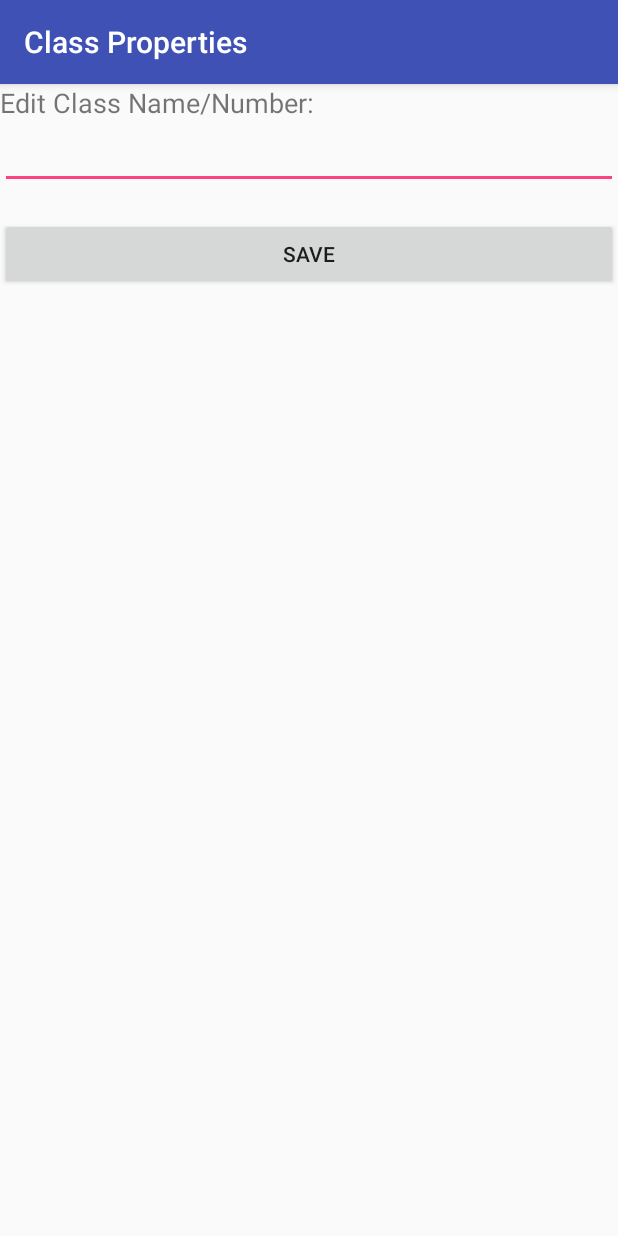
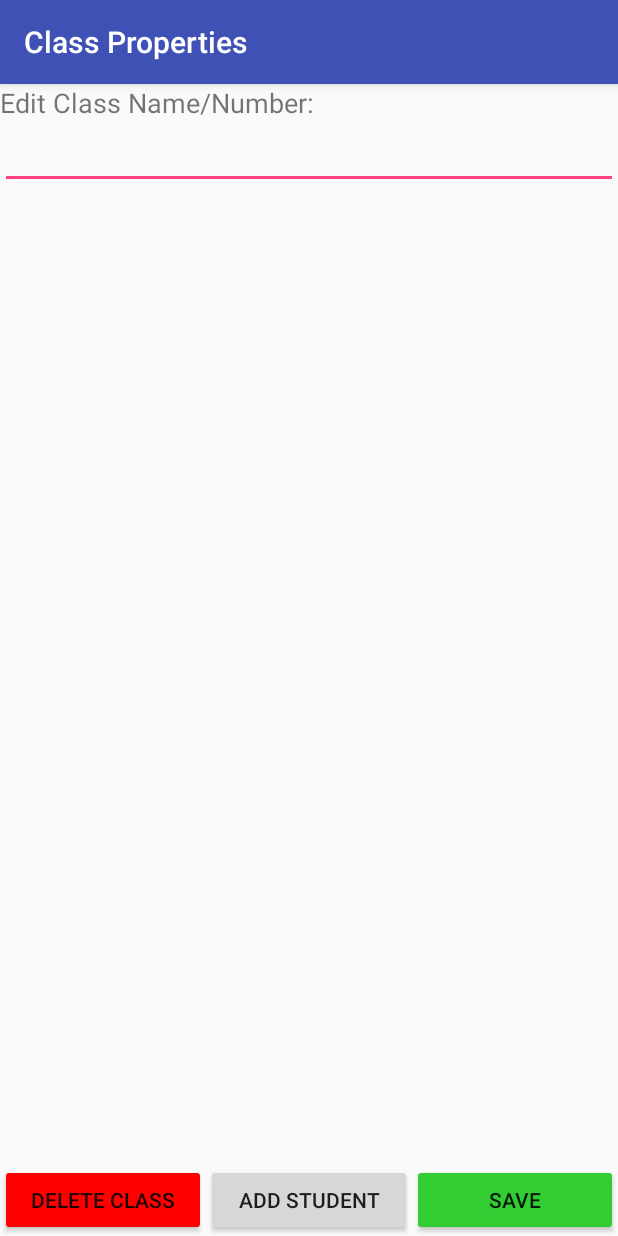
Before and after one commit to eyee19/yee_assignment3, an Android app: the classProperties screen opened directly, with no data from a screen before it, on a phone screen of 412 x 824 dp. Run offline under Robolectric (Android 15) with nearby library versions, the phone set to English and light mode, and no system bars.

```diff
--- a/app/src/main/java/com/example/everett/yee_assignment3/addStudent.java
+++ b/app/src/main/java/com/example/everett/yee_assignment3/addStudent.java
@@ -69,9 +69,11 @@ public class addStudent extends AppCompatActivity {
                     Intent toClass = new Intent();
                     String firstNameReturn = firstName.getText().toString();
                     String lastNameReturn = lastName.getText().toString();
+                    String studentIDReturn = studentID.getText().toString();
 
                     toClass.putExtra("firstNameReturn", firstNameReturn);
                     toClass.putExtra("lastNameReturn", lastNameReturn);
+                    toClass.putExtra("studentIDReturn", studentIDReturn);
 
                     setResult(Activity.RESULT_OK, toClass);
                     finish();
--- a/app/src/main/res/layout/activity_class_properties.xml
+++ b/app/src/main/res/layout/activity_class_properties.xml
@@ -4,7 +4,8 @@
     xmlns:tools="http://schemas.android.com/tools"
     android:layout_width="match_parent"
     android:layout_height="match_parent"
-    tools:context=".classProperties">
+    tools:context=".classProperties"
+    android:id="@+id/classPropertiesParent">
 
     <TextView
         android:layout_width="match_parent"
@@ -24,14 +25,44 @@
         android:layout_width="match_parent"
         android:layout_height="wrap_content"
         android:id="@+id/classIndex"
+        android:visibility="gone"
         android:layout_below="@+id/editClass"/>
 
-    <Button
+    <ListView
         android:layout_width="match_parent"
         android:layout_height="wrap_content"
-        android:layout_below="@+id/classIndex"
-        android:id="@+id/saveClass"
-        android:text="@string/save"/>
+        android:id="@+id/studentListEdit"
+        android:layout_below="@+id/classIndex"/>
 
+    <LinearLayout
+        android:layout_width="match_parent"
+        android:layout_height="wrap_content"
+        android:id="@+id/buttonLayout"
+        android:orientation="horizontal"
+        android:layout_alignParentBottom="true">
 
+        <Button
+            android:layout_width="match_parent"
+            android:layout_height="wrap_content"
+            android:id="@+id/deleteClass"
+            android:text="@string/deleteClass"
+            android:backgroundTint="@color/red"
+            android:layout_weight="1"/>
+
+        <Button
+            android:layout_width="match_parent"
+            android:layout_height="wrap_content"
+            android:id="@+id/addStudentEdit"
+            android:text="@string/addStudent"
+            android:layout_weight="1"/>
+
+        <Button
+            android:layout_width="match_parent"
+            android:layout_height="wrap_content"
+            android:layout_weight="1"
+            android:id="@+id/saveClass"
+            android:backgroundTint="@color/green"
+            android:text="@string/save"/>
+
+    </LinearLayout>
 </RelativeLayout>
--- a/app/src/main/res/values/colors.xml
+++ b/app/src/main/res/values/colors.xml
@@ -3,4 +3,6 @@
     <color name="colorPrimary">#3F51B5</color>
     <color name="colorPrimaryDark">#303F9F</color>
     <color name="colorAccent">#FF4081</color>
+    <color name="red">#FF0000</color>
+    <color name="green">#32CD32</color>
 </resources>
--- a/app/src/main/res/values/strings.xml
+++ b/app/src/main/res/values/strings.xml
@@ -12,4 +12,5 @@
     <string name="saveStudent">Save Student</string>
     <string name="studentID">Student ID</string>
     <string name="editClassProperties">Edit Class Name/Number:</string>
+    <string name="deleteClass">Delete Class</string>
 </resources>
```
Also changed, not shown: app/src/main/java/com/example/everett/yee_assignment3/MainActivity.java (+18 -13 lines), app/src/main/java/com/example/everett/yee_assignment3/addClass.java (+41 -3 lines), app/src/main/java/com/example/everett/yee_assignment3/classProperties.java (+127 -1 lines).
